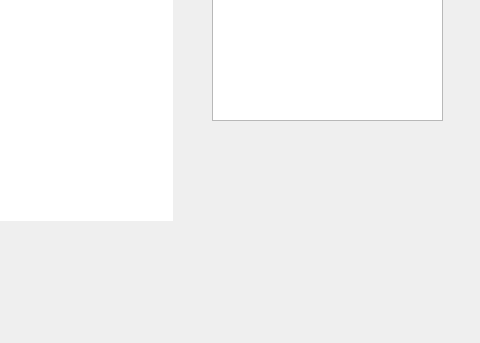
Before: the Qt Designer form ui/main.ui in gigeon/car_detection, drawn with Qt 5; both pictures show x 348 to 828 and y 290 to 633 of the 828 by 633 pixel window.
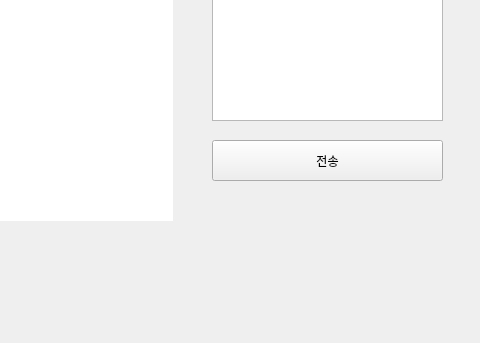
After: the same form once the commit is applied.

Commit message: login, main ui 수정 중 3

Patch:
```diff
--- a/ui/main.ui
+++ b/ui/main.ui
@@ -10,6 +10,18 @@
     <height>633</height>
    </rect>
   </property>
+  <property name="minimumSize">
+   <size>
+    <width>828</width>
+    <height>633</height>
+   </size>
+  </property>
+  <property name="maximumSize">
+   <size>
+    <width>828</width>
+    <height>633</height>
+   </size>
+  </property>
   <property name="windowTitle">
    <string>MainWindow</string>
   </property>
@@ -84,6 +96,19 @@
      <set>Qt::AlignCenter</set>
     </property>
    </widget>
+   <widget class="QPushButton" name="send_btn">
+    <property name="geometry">
+     <rect>
+      <x>560</x>
+      <y>430</y>
+      <width>231</width>
+      <height>41</height>
+     </rect>
+    </property>
+    <property name="text">
+     <string>전송</string>
+    </property>
+   </widget>
   </widget>
  </widget>
  <resources/>
```
The commit also changes 5 other files.
